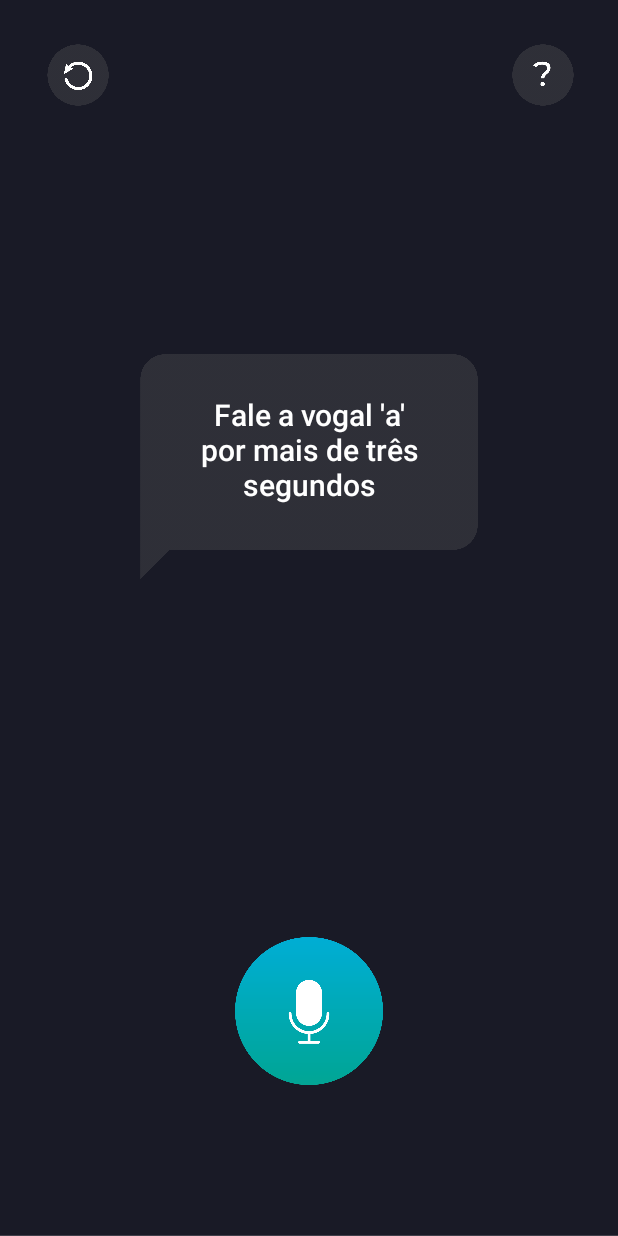
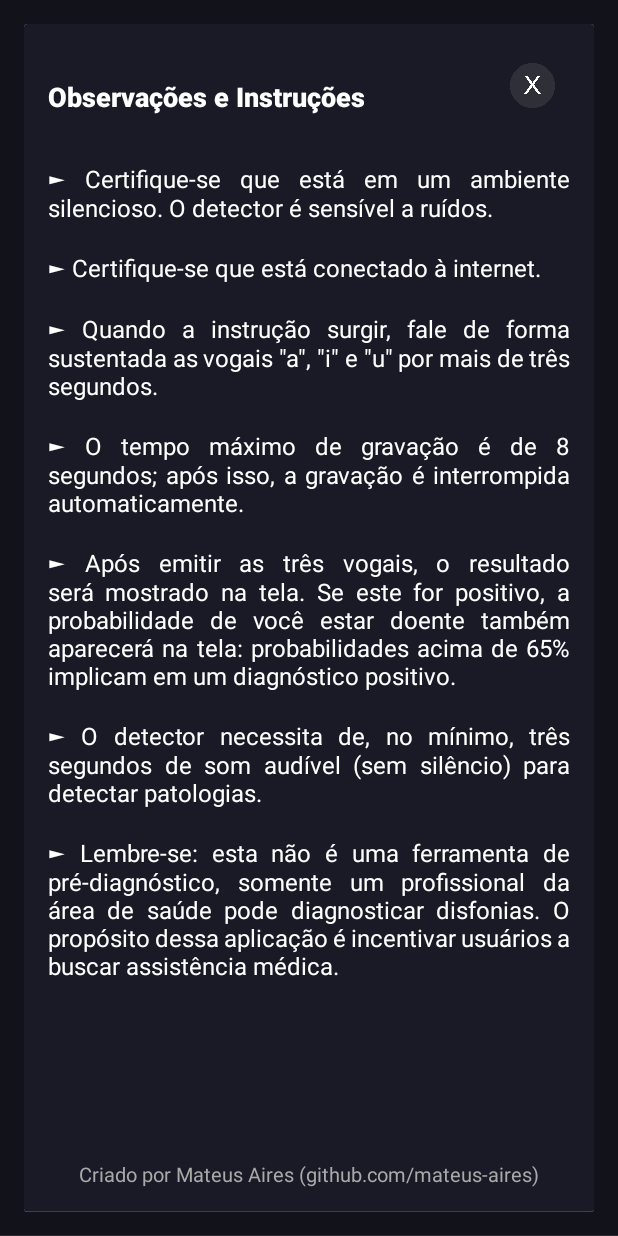
Before and after one commit to mateus-aires/voice_pathology_detector.android_app, an Android app: the screen it shows after launch (MainActivity), after a tap on an icon or button, on a phone screen of 412 x 824 dp. Run offline under Robolectric (Android 15) with nearby library versions, the phone set to English and light mode, and no system bars.

Commit message:
Changed app main flow and updated app icon

```diff
--- a/VoicePathologyDetector/app/src/main/java/com/airesapps/myapplication/MainActivity.java
+++ b/VoicePathologyDetector/app/src/main/java/com/airesapps/myapplication/MainActivity.java
@@ -26,6 +26,7 @@ import androidx.core.content.ContextCompat;
 
 import java.io.File;
 import java.io.IOException;
+import java.util.Locale;
 import java.util.concurrent.ExecutorService;
 import java.util.concurrent.Executors;
 
@@ -79,29 +80,24 @@ public class MainActivity extends AppCompatActivity {
         initViews();
 
         // Configure init button
-        mInit.setOnClickListener(v -> {
-            setState(Constants.STATE_INSTRUCTION);
-        });
-
-        // Configure help dialog box
-        helpDialogBox = getLayoutInflater().inflate(R.layout.instructions, null);
-        tDialogObservations = helpDialogBox.findViewById(R.id.dialog_text);
-        tDialogObservations.setText(ObservationsUtil.getObservations());
-        AlertDialog.Builder builder = new AlertDialog.Builder(this);
-        builder.setView(helpDialogBox);
-        AlertDialog dialog = builder.create();
+        AlertDialog dialog = getHelpAlertDialog();
 
         close = helpDialogBox.findViewById(R.id.close);
         close.setOnClickListener(v -> dialog.dismiss());
 
         mHelp.setOnClickListener(v -> dialog.show());
 
+        mInit.setOnClickListener(v -> {
+            setState(Constants.STATE_INSTRUCTION);
+            dialog.show();
+        });
+
         // Configure the reset button
         mRestart.setOnClickListener(v -> {
-            setState(Constants.STATE_INSTRUCTION);
             Intent intent = getIntent();
             finish();
             startActivity(intent);
+            setState(Constants.STATE_INSTRUCTION);
         });
 
         // Initialize audio paths
@@ -149,6 +145,18 @@ public class MainActivity extends AppCompatActivity {
                 }
             }
         });
+    }
+
+    @NonNull
+    private AlertDialog getHelpAlertDialog() {
+        // Configure help dialog box
+        helpDialogBox = getLayoutInflater().inflate(R.layout.instructions, null);
+        tDialogObservations = helpDialogBox.findViewById(R.id.dialog_text);
+        tDialogObservations.setText(ObservationsUtil.getObservations());
+        AlertDialog.Builder builder = new AlertDialog.Builder(this);
+        builder.setView(helpDialogBox);
+        AlertDialog dialog = builder.create();
+        return dialog;
     }
 
 
@@ -211,7 +219,7 @@ public class MainActivity extends AppCompatActivity {
 
     private void startRecording() {
         // Sets the output file path for audio recording
-        mOutputFilePath = getExternalCacheDir().getAbsolutePath() + "/audio" + mStep + ".mp4";
+        mOutputFilePath = getExternalCacheDir().getAbsolutePath() + String.format(Locale.getDefault(), Constants.AUDIO_NAME_FORMAT, mStep);
         mRecorder = new MediaRecorder();
         mRecorder.setAudioSource(MediaRecorder.AudioSource.MIC);
         mRecorder.setOutputFormat(MediaRecorder.OutputFormat.MPEG_4);
@@ -255,7 +263,7 @@ public class MainActivity extends AppCompatActivity {
     }
 
     private void updateUI() {
-        // Atualiza o texto das instruções e a mensagem de "ouvindo"
+        // Update current instruction text and "listening" message
         switch (mStep) {
             case 1:
                 tInstruction.setText(R.string.step_1);
@@ -273,7 +281,7 @@ public class MainActivity extends AppCompatActivity {
     }
 
     private void performPrediction() {
-        //Sets the UI state to "processing"
+        // Sets the UI state to "processing"
         setState(Constants.STATE_PROCESSING);
 
         // Creates a new thread to perform the prediction
@@ -300,7 +308,7 @@ public class MainActivity extends AppCompatActivity {
     }
 
     private void handleResponse() {
-        //Checks whether the prediction was successful and displays the result or error message
+        // Checks whether the prediction was successful and displays the result or error message
         if (predictionDTO.isSuccessful()) {
             displayResult();
         } else {
--- a/VoicePathologyDetector/app/src/main/java/com/airesapps/util/ObservationsUtil.java
+++ b/VoicePathologyDetector/app/src/main/java/com/airesapps/util/ObservationsUtil.java
@@ -2,19 +2,20 @@ package com.airesapps.util;
 
 public class ObservationsUtil {
 
-    private final static String OBSERVATION_1 = "- Certifique-se que está em um ambiente silencioso. O detector é sensível a ruídos.";
-    private final static String OBSERVATION_2 = "- Certifique-se que está conectado à internet.";
-    private final static String OBSERVATION_3 = "- Quando a instrução surgir, fale de forma sustentada as vogais \"a\", \"i\" e \"u\" por mais de três segundos.";
-    private final static String OBSERVATION_4 = "- Após emitir as três vogais, o resultado será mostrado na tela. Se este for positivo, a probabilidade de você estar doente também aparecerá na tela: probabilidades acima de " + Threshold.getThresholdString() + " implicam em um diagnóstico positivo.";
-    private final static String OBSERVATION_5 = "- O detector necessita de, no mínimo, três segundos de som audível (sem silêncio) para detectar patologias.";
-    private final static String OBSERVATION_6 = "- Lembre-se: esta não é uma ferramenta de pré-diagnóstico, somente um profissional da área de saúde pode diagnosticar disfonias. O propósito dessa aplicação é incentivar usuários a buscar assistência médica.";
+    private final static String OBSERVATION_1 = "► Certifique-se que está em um ambiente silencioso. O detector é sensível a ruídos.";
+    private final static String OBSERVATION_2 = "► Certifique-se que está conectado à internet.";
+    private final static String OBSERVATION_3 = "► Quando a instrução surgir, fale de forma sustentada as vogais \"a\", \"i\" e \"u\" por mais de três segundos.";
+    private final static String OBSERVATION_4 = "► O tempo máximo de gravação é de 8 segundos; após isso, a gravação é interrompida automaticamente.";
+    private final static String OBSERVATION_5 = "► Após emitir as três vogais, o resultado será mostrado na tela. Se este for positivo, a probabilidade de você estar doente também aparecerá na tela: probabilidades acima de " + Threshold.getThresholdString() + " implicam em um diagnóstico positivo.";
+    private final static String OBSERVATION_6 = "► O detector necessita de, no mínimo, três segundos de som audível (sem silêncio) para detectar patologias.";
+    private final static String OBSERVATION_7 = "► Lembre-se: esta não é uma ferramenta de pré-diagnóstico, somente um profissional da área de saúde pode diagnosticar disfonias. O propósito dessa aplicação é incentivar usuários a buscar assistência médica.";
 
     public static String getObservations() {
-        String[] observationsArray = new String[]{OBSERVATION_1, OBSERVATION_2, OBSERVATION_3, OBSERVATION_4, OBSERVATION_5, OBSERVATION_6};
+        String[] observationsArray = new String[]{OBSERVATION_1, OBSERVATION_2, OBSERVATION_3, OBSERVATION_4, OBSERVATION_5, OBSERVATION_6, OBSERVATION_7};
         StringBuilder observationsString = new StringBuilder();
-        for (String observation: observationsArray) {
+        for (String observation : observationsArray) {
             observationsString.append(observation);
-            if (observation != OBSERVATION_6) {
+            if (observation != OBSERVATION_7) {
                 observationsString.append("\n\n");
             }
         }
--- a/VoicePathologyDetector/app/src/main/res/layout/instructions.xml
+++ b/VoicePathologyDetector/app/src/main/res/layout/instructions.xml
@@ -18,7 +18,7 @@
         android:layout_width="wrap_content"
         android:layout_height="wrap_content"
         android:layout_marginTop="20dp"
-        android:text="Detecção de patologias vocais"
+        android:text="Observações e Instruções"
         android:textColor="@color/white"
         android:textSize="18sp"
         android:fontFamily="sans-serif-black"
```
Also changed, not shown: VoicePathologyDetector/app/src/main/java/com/airesapps/util/Constants.java (+4 -3 lines), VoicePathologyDetector/app/src/main/ic_launcher-playstore.png, VoicePathologyDetector/app/src/main/res/mipmap-hdpi/ic_launcher.png, VoicePathologyDetector/app/src/main/res/mipmap-hdpi/ic_launcher_foreground.png, VoicePathologyDetector/app/src/main/res/mipmap-hdpi/ic_launcher_round.png, VoicePathologyDetector/app/src/main/res/mipmap-mdpi/ic_launcher.png, VoicePathologyDetector/app/src/main/res/mipmap-mdpi/ic_launcher_foreground.png, VoicePathologyDetector/app/src/main/res/mipmap-mdpi/ic_launcher_round.png, VoicePathologyDetector/app/src/main/res/mipmap-xhdpi/ic_launcher.png, VoicePathologyDetector/app/src/main/res/mipmap-xhdpi/ic_launcher_foreground.png, VoicePathologyDetector/app/src/main/res/mipmap-xhdpi/ic_launcher_round.png, VoicePathologyDetector/app/src/main/res/mipmap-xxhdpi/ic_launcher.png, VoicePathologyDetector/app/src/main/res/mipmap-xxhdpi/ic_launcher_foreground.png, VoicePathologyDetector/app/src/main/res/mipmap-xxhdpi/ic_launcher_round.png, 3 more files.
